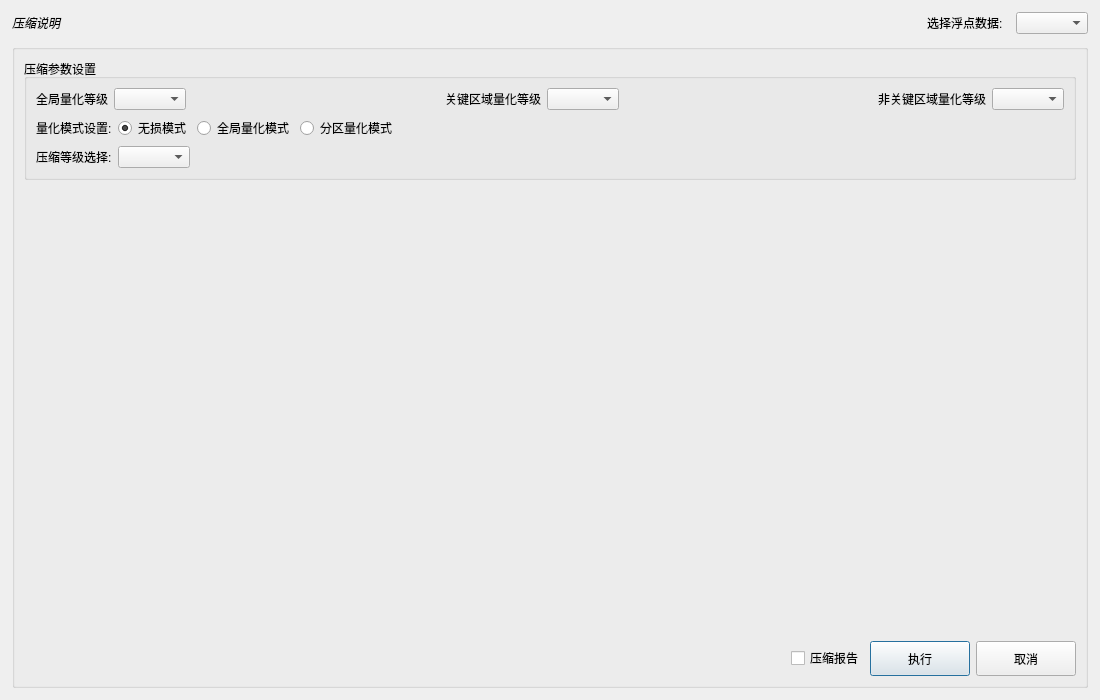
Before: the Qt Designer form Qt/Resources/UI/igMeshCodecDialog.ui in hu-shuhan/editOpeniGame, drawn with Qt 5.
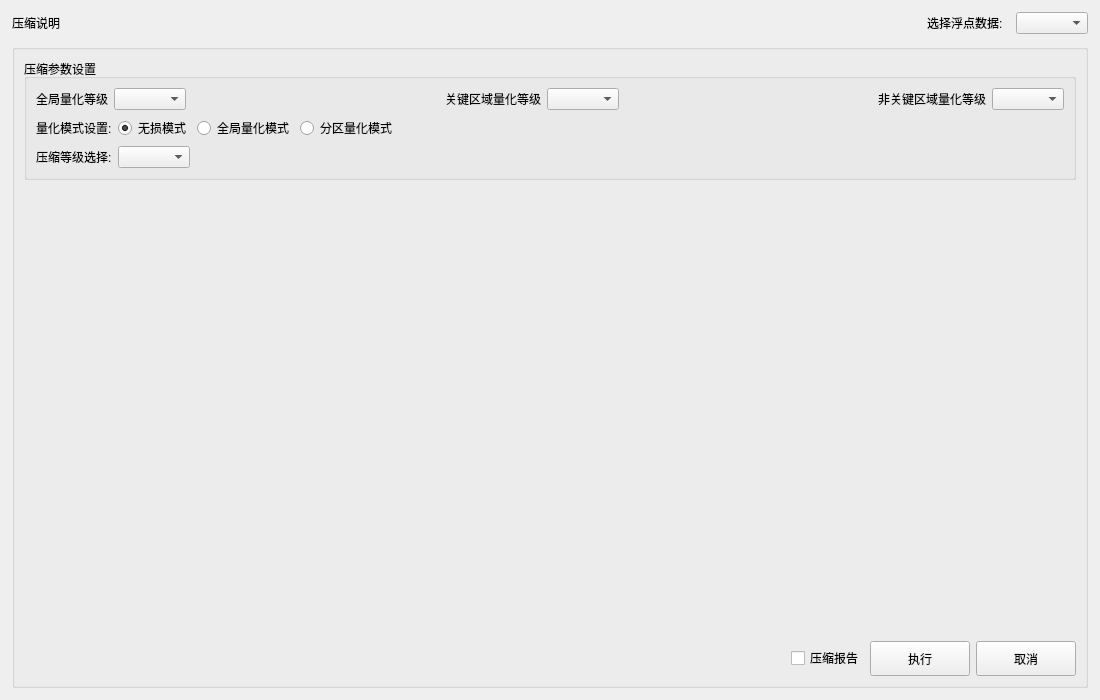
After: the same form once the commit is applied.

The edit to the form file:
```diff
--- a/Qt/Resources/UI/igMeshCodecDialog.ui
+++ b/Qt/Resources/UI/igMeshCodecDialog.ui
@@ -1,7 +1,7 @@
 <?xml version="1.0" encoding="UTF-8"?>
 <ui version="4.0">
  <class>MeshCodecDialog</class>
- <widget class="QDialog" name="MeshCodecDialog">
+ <widget class="QWidget" name="MeshCodecDialog">
   <property name="geometry">
    <rect>
     <x>0</x>
@@ -39,11 +39,6 @@
          <verstretch>0</verstretch>
         </sizepolicy>
        </property>
-       <property name="font">
-        <font>
-         <italic>true</italic>
-        </font>
-       </property>
        <property name="text">
         <string>压缩说明</string>
        </property>
@@ -87,9 +82,9 @@
    <item>
     <widget class="QWidget" name="rightContainer" native="true">
      <property name="sizePolicy">
-      <sizepolicy hsizetype="Preferred" vsizetype="Preferred">
+      <sizepolicy hsizetype="Expanding" vsizetype="Expanding">
        <horstretch>3</horstretch>
-       <verstretch>0</verstretch>
+       <verstretch>1</verstretch>
       </sizepolicy>
      </property>
      <layout class="QVBoxLayout" name="verticalLayout_right">
@@ -110,7 +105,7 @@
         <property name="title">
          <string/>
         </property>
-        <layout class="QVBoxLayout" name="verticalLayout_4">
+        <layout class="QVBoxLayout" name="verticalLayout_4" stretch="0,1,0">
          <item>
           <widget class="QGroupBox" name="groupbox_compressSetting">
            <property name="title">
```
Left out of the diff: 5 changed lines with no effect on the pictures.
